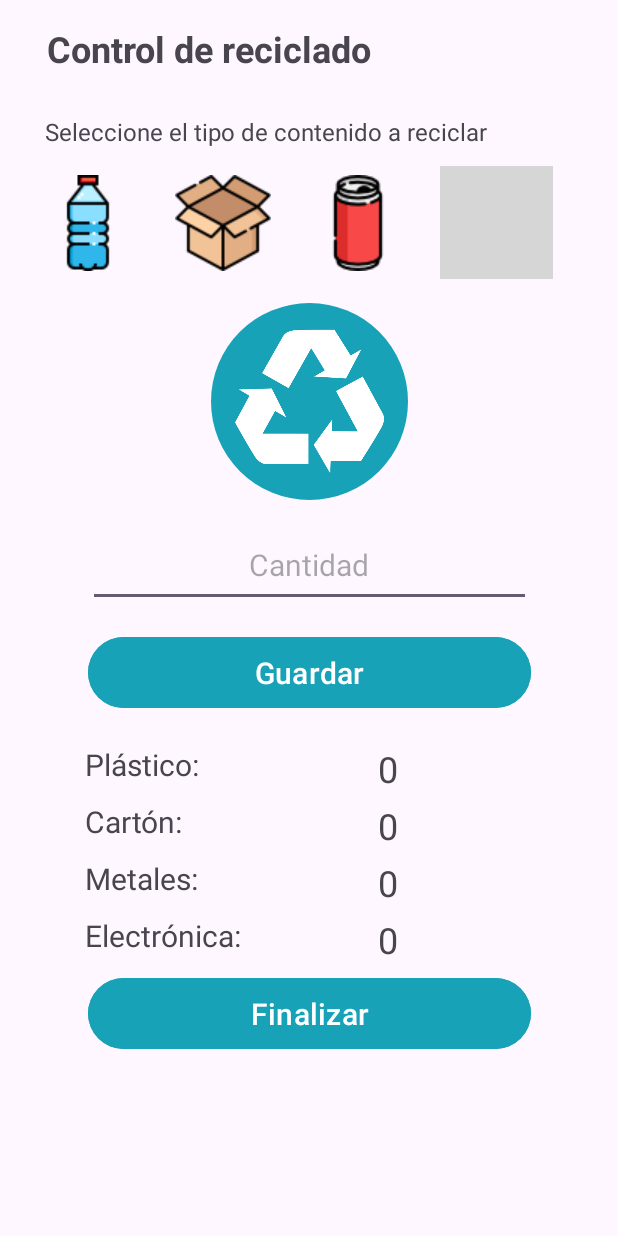
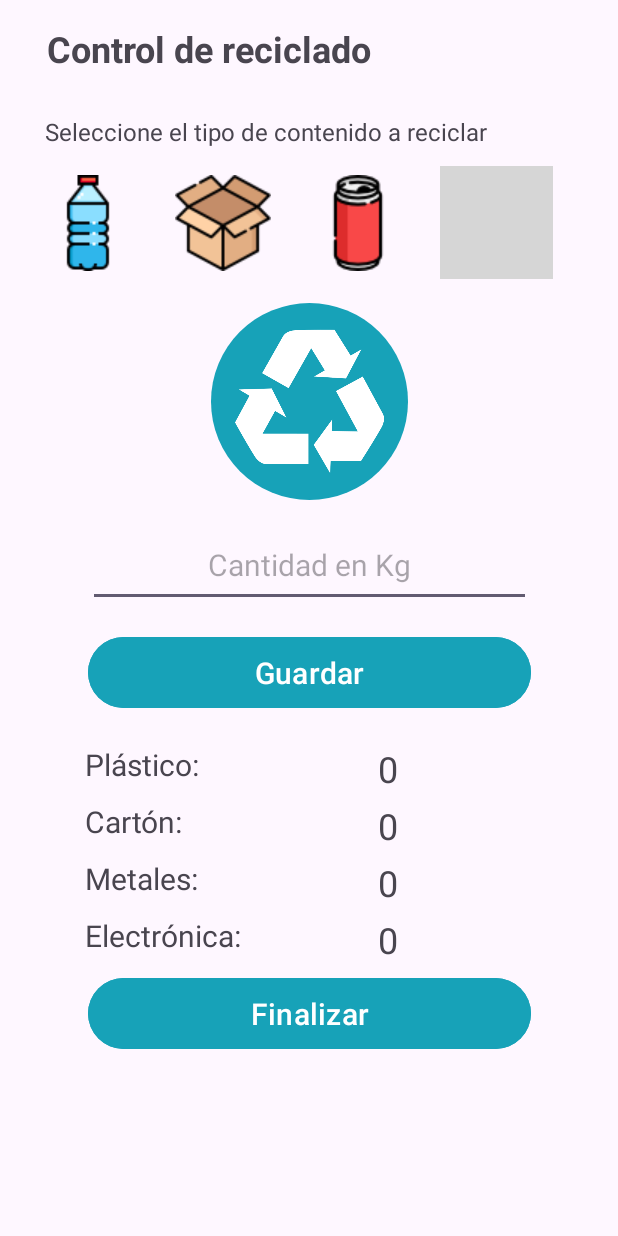
Before and after one commit to DanteLuque/app_reciclaje_android_java_sqlite, an Android app: the MainActivity screen opened directly, with no data from a screen before it, on a phone screen of 412 x 824 dp. Run offline under Robolectric (Android 15) with nearby library versions, the phone set to English and light mode, and no system bars; 1 statement that could not run was skipped; grey boxes are pictures that could not be loaded.

Commit message:
cambios menores

```diff
--- a/app/src/main/res/layout/activity_main.xml
+++ b/app/src/main/res/layout/activity_main.xml
@@ -225,7 +225,7 @@
         android:layout_height="55dp"
         android:layout_marginTop="16dp"
         android:gravity="center"
-        android:hint="Cantidad"
+        android:hint="Cantidad en Kg"
         android:inputType="numberDecimal|numberSigned"
         android:textSize="20sp"
         app:layout_constraintEnd_toEndOf="parent"
```
